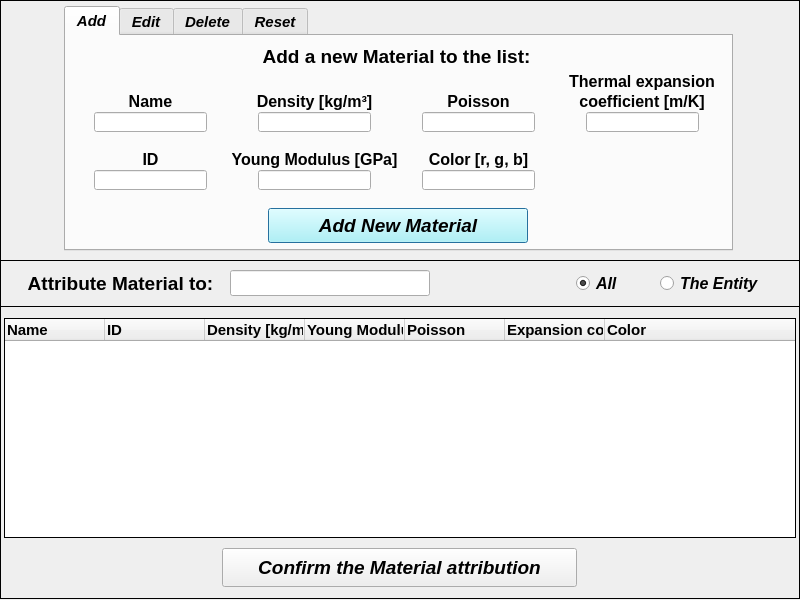
Before: the Qt Designer form pulse/uix/user_input/ui/Model/Setup/Structural/materialInput.ui in open-pulse/OpenPulse, drawn with Qt 5.
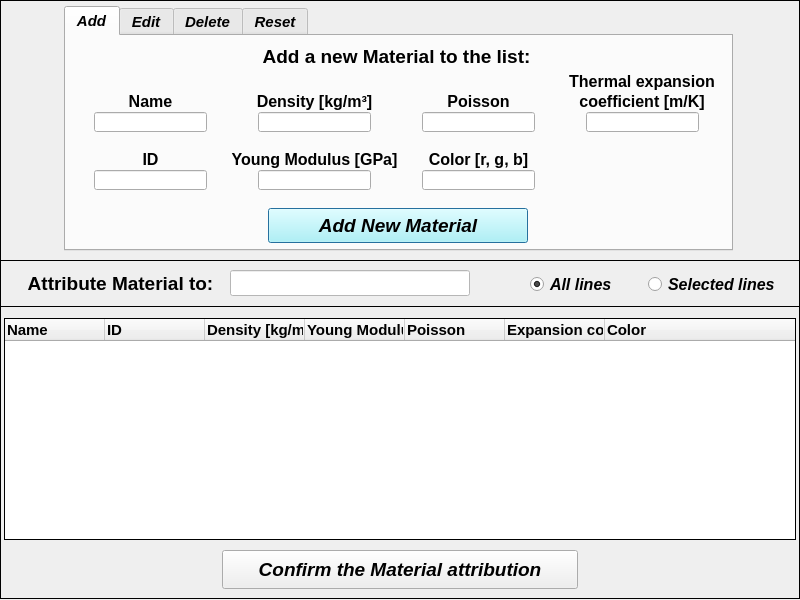
After: the same form once the commit is applied. Icons and pictures are not drawn.

What changed in the file:
```diff
--- a/pulse/uix/user_input/ui/Model/Setup/Structural/materialInput.ui
+++ b/pulse/uix/user_input/ui/Model/Setup/Structural/materialInput.ui
@@ -1326,12 +1326,24 @@
    <widget class="QRadioButton" name="radioButton_entity">
     <property name="geometry">
      <rect>
-      <x>660</x>
+      <x>648</x>
       <y>12</y>
-      <width>103</width>
-      <height>23</height>
+      <width>135</width>
+      <height>25</height>
      </rect>
     </property>
+    <property name="minimumSize">
+     <size>
+      <width>135</width>
+      <height>25</height>
+     </size>
+    </property>
+    <property name="maximumSize">
+     <size>
+      <width>135</width>
+      <height>25</height>
+     </size>
+    </property>
     <property name="font">
      <font>
       <family>Arial</family>
@@ -1343,7 +1355,7 @@
      </font>
     </property>
     <property name="text">
-     <string>The Entity</string>
+     <string>Selected lines</string>
     </property>
     <property name="checked">
      <bool>false</bool>
@@ -1352,12 +1364,24 @@
    <widget class="QRadioButton" name="radioButton_all">
     <property name="geometry">
      <rect>
-      <x>576</x>
+      <x>530</x>
       <y>12</y>
-      <width>59</width>
-      <height>23</height>
+      <width>110</width>
+      <height>25</height>
      </rect>
     </property>
+    <property name="minimumSize">
+     <size>
+      <width>110</width>
+      <height>25</height>
+     </size>
+    </property>
+    <property name="maximumSize">
+     <size>
+      <width>110</width>
+      <height>25</height>
+     </size>
+    </property>
     <property name="font">
      <font>
       <family>Arial</family>
@@ -1369,7 +1393,7 @@
      </font>
     </property>
     <property name="text">
-     <string>All</string>
+     <string>All lines</string>
     </property>
     <property name="checked">
      <bool>true</bool>
@@ -1403,23 +1427,26 @@
     </property>
    </widget>
    <widget class="QLineEdit" name="lineEdit_selected_ID">
+    <property name="enabled">
+     <bool>true</bool>
+    </property>
     <property name="geometry">
      <rect>
       <x>230</x>
       <y>10</y>
-      <width>200</width>
+      <width>240</width>
       <height>26</height>
      </rect>
     </property>
     <property name="minimumSize">
      <size>
-      <width>200</width>
+      <width>240</width>
       <height>26</height>
      </size>
     </property>
     <property name="maximumSize">
      <size>
-      <width>200</width>
+      <width>240</width>
       <height>26</height>
      </size>
     </property>
@@ -1435,6 +1462,10 @@
     <property name="focusPolicy">
      <enum>Qt::ClickFocus</enum>
     </property>
+    <property name="styleSheet">
+     <string notr="true">background-color: rgb(255, 255, 255);
+color: rgb(0, 0, 255);</string>
+    </property>
     <property name="text">
      <string/>
     </property>
@@ -1479,19 +1510,19 @@
       <x>4</x>
       <y>12</y>
       <width>792</width>
-      <height>220</height>
+      <height>222</height>
      </rect>
     </property>
     <property name="minimumSize">
      <size>
       <width>790</width>
-      <height>220</height>
+      <height>222</height>
      </size>
     </property>
     <property name="maximumSize">
      <size>
       <width>792</width>
-      <height>220</height>
+      <height>222</height>
      </size>
     </property>
     <property name="font">
@@ -1560,8 +1591,8 @@
     <property name="geometry">
      <rect>
       <x>222</x>
-      <y>242</y>
-      <width>355</width>
+      <y>244</y>
+      <width>356</width>
       <height>39</height>
      </rect>
     </property>
```
Left out of the diff: 6 changed lines with no effect on the pictures.
